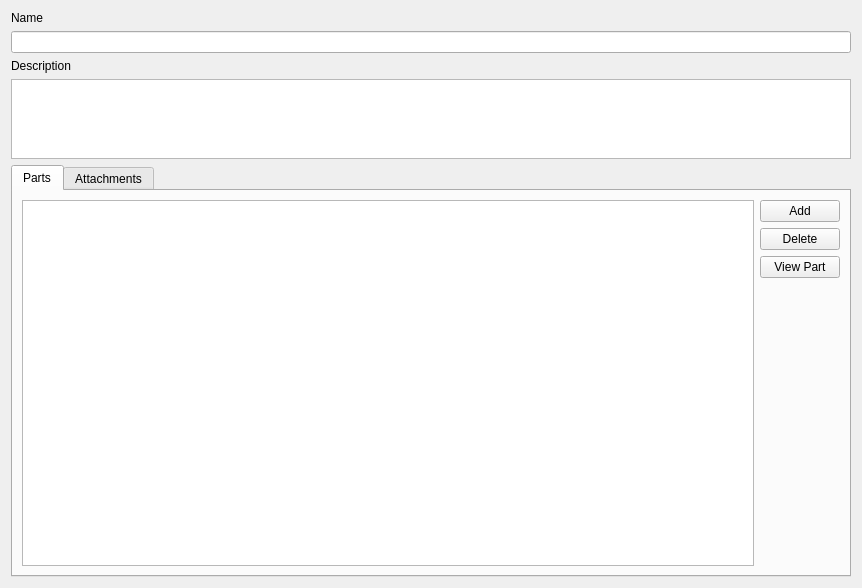
jassuncao/myparts, file src/editors/projecteditorform.ui: the form before one commit.
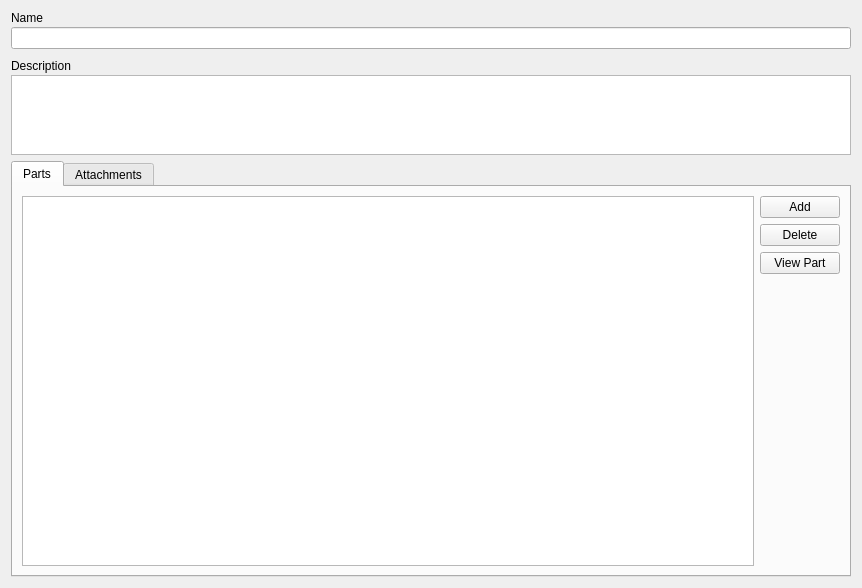
The form after the commit.

Patch:
```diff
--- a/src/editors/projecteditorform.ui
+++ b/src/editors/projecteditorform.ui
@@ -13,7 +13,12 @@
   <property name="windowTitle">
    <string>Form</string>
   </property>
+  <layout class="QVBoxLayout" name="verticalLayout_4">
+   <item>
   <layout class="QVBoxLayout" name="verticalLayout_3">
+     <property name="spacing">
+      <number>2</number>
+     </property>
    <item>
     <widget class="QLabel" name="label_2">
      <property name="text">
@@ -27,6 +32,22 @@
    <item>
     <widget class="QLineEdit" name="nameLineEdit"/>
    </item>
+     <item>
+      <spacer name="verticalSpacer_3">
+       <property name="orientation">
+        <enum>Qt::Vertical</enum>
+       </property>
+       <property name="sizeType">
+        <enum>QSizePolicy::Minimum</enum>
+       </property>
+       <property name="sizeHint" stdset="0">
+        <size>
+         <width>20</width>
+         <height>8</height>
+        </size>
+       </property>
+      </spacer>
+     </item>
    <item>
     <widget class="QLabel" name="label">
      <property name="text">
@@ -58,6 +79,8 @@
       </size>
      </property>
     </widget>
+     </item>
+    </layout>
    </item>
    <item>
     <widget class="QTabWidget" name="tabWidget">
```
Left out of the diff: 4 changed lines with no effect on the pictures. Lines whose indentation alone changed are shown as unchanged.
